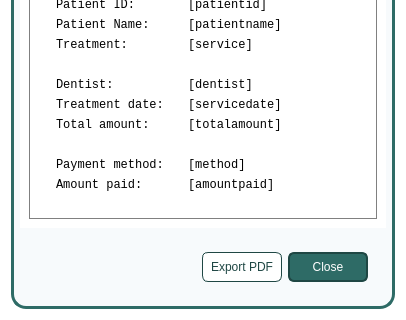
Qt form ui/popup_receipt.ui (karlito20/AdoraFlowProject) before a commit; both pictures show x 0 to 406 and y 264 to 584 of the 406 by 584 pixel window.
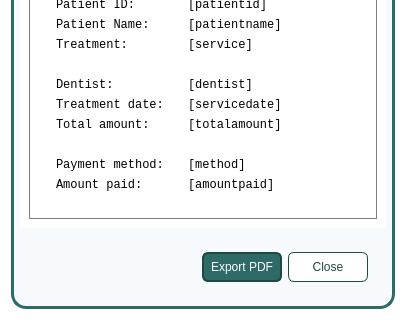
The same form after that commit.

What changed in the file:
```diff
--- a/ui/popup_receipt.ui
+++ b/ui/popup_receipt.ui
@@ -932,12 +932,13 @@
                <cursorShape>PointingHandCursor</cursorShape>
               </property>
               <property name="styleSheet">
-               <string notr="true">#export_button {
-	background: white;
+               <string notr="true">
+#export_button {
 	border-radius: 6px;
-	border: 1px solid #1F4744;
-	color: #1F4744;
-
+	color: white;
+	border: 2px solid #1F4744;
+	padding: 5px;
+	background: #2E6B66;
 }
 
 #export_button:hover {
@@ -966,11 +967,11 @@
               </property>
               <property name="styleSheet">
                <string notr="true">#close_button {
+	background: white;
 	border-radius: 6px;
-	color: white;
-	border: 2px solid #1F4744;
-	padding: 5px;
-	background: #2E6B66;
+	border: 1px solid #1F4744;
+	color: #1F4744;
+
 }
 
 #close_button:hover {
@@ -981,11 +982,11 @@
 	background: #265955;
 
 }
+
 #close_button:pressed {
-	background: #1F4744;
-	color: white;
-	border: 2px solid #1F4744;
-}</string>
+	background: #B8E0DD;
+}
+</string>
               </property>
               <property name="text">
                <string>Close</string>
```
Left out of the diff: 16 changed lines with no effect on the pictures.
